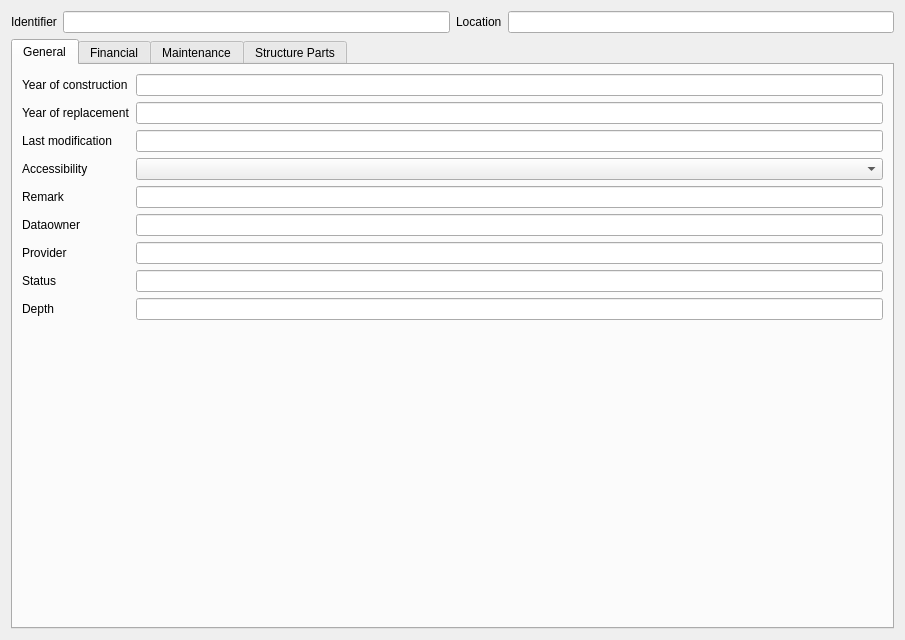
QGEP/QGEP, file project/forms/wastewater_structure.ui: the form before one commit.
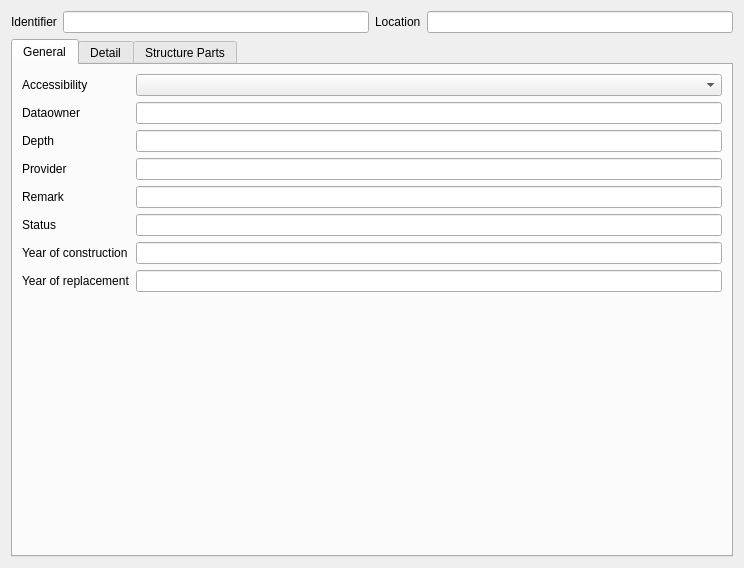
The form after the commit. The open tabs and pages were chosen to show the change. Custom widgets are drawn as their Qt base class.

Commit message: A lot of updates to forms and project

The edit to the form file:
```diff
--- a/project/forms/wastewater_structure.ui
+++ b/project/forms/wastewater_structure.ui
@@ -6,8 +6,8 @@
    <rect>
     <x>0</x>
     <y>0</y>
-    <width>905</width>
-    <height>640</height>
+    <width>744</width>
+    <height>568</height>
    </rect>
   </property>
   <property name="windowTitle">
@@ -35,102 +35,92 @@
          <attribute name="title">
           <string>General</string>
          </attribute>
-         <layout class="QFormLayout" name="formLayout_3">
+         <layout class="QFormLayout" name="formLayout_2">
           <item row="0" column="0">
-           <widget class="QLabel" name="label_16">
-            <property name="text">
-             <string>Year of construction</string>
-            </property>
-           </widget>
-          </item>
-          <item row="2" column="0">
-           <widget class="QLabel" name="label_15">
-            <property name="text">
-             <string>Year of replacement</string>
-            </property>
-           </widget>
-          </item>
-          <item row="6" column="0">
-           <widget class="QLabel" name="label_14">
-            <property name="text">
-             <string>Remark</string>
-            </property>
-           </widget>
-          </item>
-          <item row="4" column="0">
            <widget class="QLabel" name="label_3">
             <property name="text">
              <string>Accessibility</string>
             </property>
            </widget>
           </item>
-          <item row="3" column="0">
-           <widget class="QLabel" name="label_19">
-            <property name="text">
-             <string>Last modification</string>
-            </property>
-           </widget>
+          <item row="0" column="1">
+           <widget class="QComboBox" name="accessibility"/>
           </item>
-          <item row="9" column="0">
-           <widget class="QLabel" name="label_9">
-            <property name="text">
-             <string>Status</string>
-            </property>
-           </widget>
-          </item>
-          <item row="8" column="0">
-           <widget class="QLabel" name="label_21">
-            <property name="text">
-             <string>Provider</string>
-            </property>
-           </widget>
-          </item>
-          <item row="7" column="0">
+          <item row="1" column="0">
            <widget class="QLabel" name="label_20">
             <property name="text">
              <string>Dataowner</string>
             </property>
            </widget>
           </item>
-          <item row="10" column="0">
+          <item row="1" column="1">
+           <widget class="QLineEdit" name="dataowner"/>
+          </item>
+          <item row="2" column="0">
            <widget class="QLabel" name="label_5">
             <property name="text">
              <string>Depth</string>
             </property>
            </widget>
           </item>
-          <item row="4" column="1">
-           <widget class="QComboBox" name="accessibility"/>
-          </item>
-          <item row="0" column="1">
-           <widget class="QLineEdit" name="year_of_construction"/>
-          </item>
           <item row="2" column="1">
-           <widget class="QLineEdit" name="year_of_replacement"/>
+           <widget class="QLineEdit" name="depth"/>
+          </item>
+          <item row="3" column="0">
+           <widget class="QLabel" name="label_21">
+            <property name="text">
+             <string>Provider</string>
+            </property>
+           </widget>
           </item>
           <item row="3" column="1">
-           <widget class="QLineEdit" name="last_modification"/>
-          </item>
-          <item row="6" column="1">
-           <widget class="QLineEdit" name="remark"/>
-          </item>
-          <item row="7" column="1">
-           <widget class="QLineEdit" name="dataowner"/>
-          </item>
-          <item row="8" column="1">
            <widget class="QLineEdit" name="provider"/>
           </item>
-          <item row="9" column="1">
+          <item row="4" column="0">
+           <widget class="QLabel" name="label_14">
+            <property name="text">
+             <string>Remark</string>
+            </property>
+           </widget>
+          </item>
+          <item row="4" column="1">
+           <widget class="QLineEdit" name="remark"/>
+          </item>
+          <item row="5" column="0">
+           <widget class="QLabel" name="label_9">
+            <property name="text">
+             <string>Status</string>
+            </property>
+           </widget>
+          </item>
+          <item row="5" column="1">
            <widget class="QLineEdit" name="status"/>
           </item>
-          <item row="10" column="1">
-           <widget class="QLineEdit" name="depth"/>
+          <item row="6" column="0">
+           <widget class="QLabel" name="label_16">
+            <property name="text">
+             <string>Year of construction</string>
+            </property>
+           </widget>
+          </item>
+          <item row="6" column="1">
+           <widget class="QLineEdit" name="year_of_construction"/>
+          </item>
+          <item row="7" column="0">
+           <widget class="QLabel" name="label_15">
+            <property name="text">
+             <string>Year of replacement</string>
+            </property>
+           </widget>
+          </item>
+          <item row="7" column="1">
+           <widget class="QLineEdit" name="year_of_replacement"/>
           </item>
          </layout>
         </widget>
         <widget class="QWidget" name="tab_2">
          <attribute name="title">
-          <string>Financial</string>
+          <string>Detail</string>
          </attribute>
          <layout class="QFormLayout" name="formLayout">
           <item row="0" column="0">
@@ -213,32 +203,25 @@
           <item row="7" column="1">
            <widget class="QLineEdit" name="lineEdit_7"/>
           </item>
-         </layout>
-        </widget>
-        <widget class="QWidget" name="tab_5">
-         <attribute name="title">
-          <string>Maintenance</string>
-         </attribute>
-         <layout class="QFormLayout" name="formLayout_2">
-          <item row="0" column="0">
+          <item row="10" column="1">
+           <widget class="QLineEdit" name="inspection_interval"/>
+          </item>
+          <item row="10" column="0">
            <widget class="QLabel" name="label_8">
             <property name="text">
              <string>Inspection interval</string>
             </property>
            </widget>
           </item>
-          <item row="1" column="0">
-           <widget class="QLabel" name="label_4">
+          <item row="3" column="0">
+           <widget class="QLabel" name="label_19">
             <property name="text">
              <string>Contract section</string>
             </property>
            </widget>
           </item>
-          <item row="0" column="1">
-           <widget class="QLineEdit" name="inspection_interval"/>
-          </item>
-          <item row="1" column="1">
-           <widget class="QLineEdit" name="contract_section"/>
+          <item row="3" column="1">
+           <widget class="QLineEdit" name="last_modification"/>
           </item>
          </layout>
         </widget>
@@ -268,6 +251,19 @@
    </item>
   </layout>
  </widget>
+ <customwidgets>
+  <customwidget>
+   <class>QgsCollapsibleGroupBox</class>
+   <extends>QGroupBox</extends>
+   <header>qgscollapsiblegroupbox.h</header>
+   <container>1</container>
+  </customwidget>
+  <customwidget>
+   <class>QgsRelationEditorWidget</class>
+   <extends>QgsCollapsibleGroupBox</extends>
+   <header>qgsrelationeditorwidget.h</header>
+  </customwidget>
+ </customwidgets>
  <resources/>
  <connections/>
 </ui>
```
Left out of the diff: 99 changed lines with no effect on the pictures. The commit also changes 4 other files.
